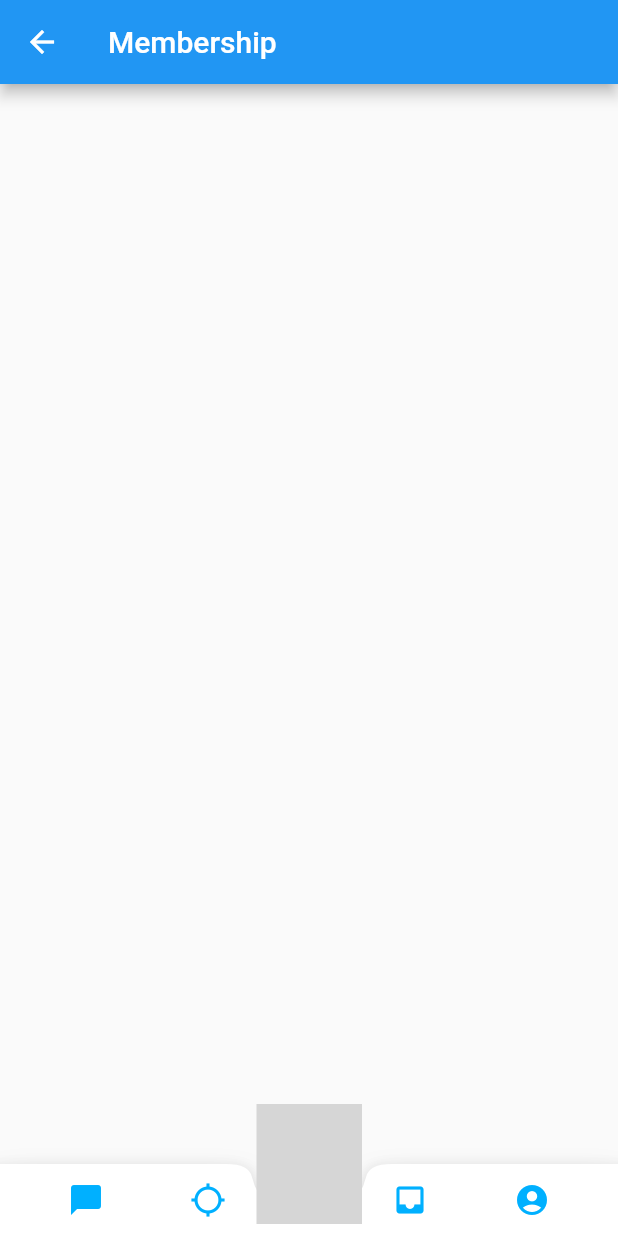
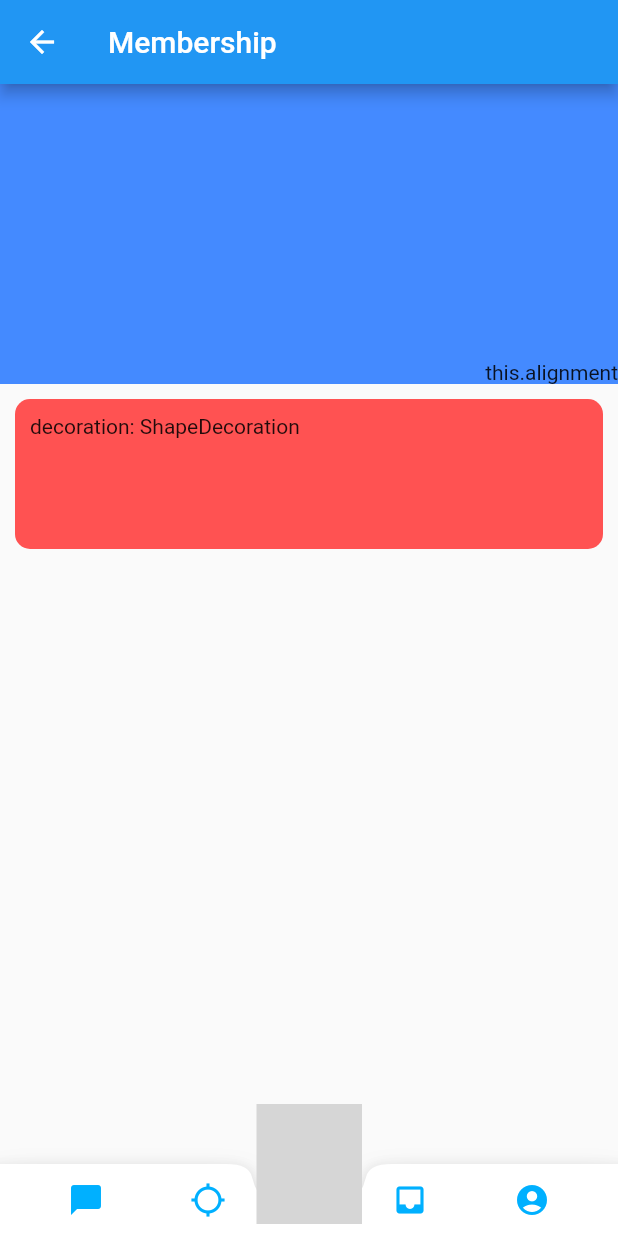
Before and after one commit to rhine-digital/Rhine, a Flutter app: the MembershipPage screen opened by its route, on a phone screen of 412 x 824 dp. Run offline on Flutter 3.47's test engine with Material 2 defaults, Android fonts, the phone set to English and light mode, and no system bars; our stand-ins replace font_awesome_flutter; missing offline and left inert: unicorndial; grey boxes are pictures that could not be loaded.

Commit message:
Async Main + Membership

```diff
--- a/lib/main.dart
+++ b/lib/main.dart
@@ -4,13 +4,13 @@ Description: Runs application
 */
 
 import 'package:flutter/material.dart';
+import 'package:flutter/services.dart';
 import 'package:rhine/src/app.dart';
 
 
-
-main() => runApp(RhineApp());
-
-
-// void main() {
-//   runApp(new RhineApp());
-// }
+void main() async{
+  SystemChrome.setPreferredOrientations([DeviceOrientation.portraitUp]).then((_)
+   {
+    runApp(RhineApp());
+   });
+}
--- /dev/null
+++ b/lib/src/views/lib/services/memberCard.dart
@@ -0,0 +1,7 @@
+// TODO Implement this library.
+List memberCard = [
+
+
+
+
+];
--- a/lib/src/views/membershippage.dart
+++ b/lib/src/views/membershippage.dart
@@ -8,6 +8,7 @@ import 'package:flutter/material.dart';
 import '../widgets/unicorn.dart';
 import '../widgets/bottomapp.dart';
 
+
 class MembershipPage extends StatefulWidget {
   MembershipPage({Key key, this.title}) : super(key : key);
 
@@ -15,6 +16,7 @@ class MembershipPage extends StatefulWidget {
   final String title;
   @override
   _MembershipPageState createState() => _MembershipPageState();
+
 }
 
 class _MembershipPageState extends State<MembershipPage> {
@@ -24,10 +26,45 @@ class _MembershipPageState extends State<MembershipPage> {
 
     return Scaffold(
       appBar: new AppBar(title: new Text("Membership")),
+      automaticallyImplyLeading: false,
+      body: SingleChildScrollView(child: Column(crossAxisAlignment: CrossAxisAlignment.start,
+      children: <Widget>
+
+      [Container(
+        color: Colors.blueAccent,
+        alignment: Alignment.bottomRight,
+        height: 200,
+        child: Text("this.alignment"),
+
+      ),
+      Container(
+        constraints: BoxConstraints.expand(height: 100.0),
+        margin: EdgeInsets.all(10), //Border to follow Rhine Design Language
+        padding: EdgeInsets.all(10),
+        decoration: ShapeDecoration(
+        shape: RoundedRectangleBorder(
+        borderRadius: BorderRadius.all(
+        Radius.circular(10.0),
+        ),
+        ),
+          color: Colors.redAccent),
+          child: Text("decoration: ShapeDecoration"),
+        )
+      ],
+
+      )
+
+      ),
+
       bottomNavigationBar: new BottomApp(3),
       floatingActionButton: new Unicorn(),
       floatingActionButtonLocation:
-        FloatingActionButtonLocation.centerDocked,
+      FloatingActionButtonLocation.centerDocked,
+
+
+
     );
+
   }
+
 }
```
